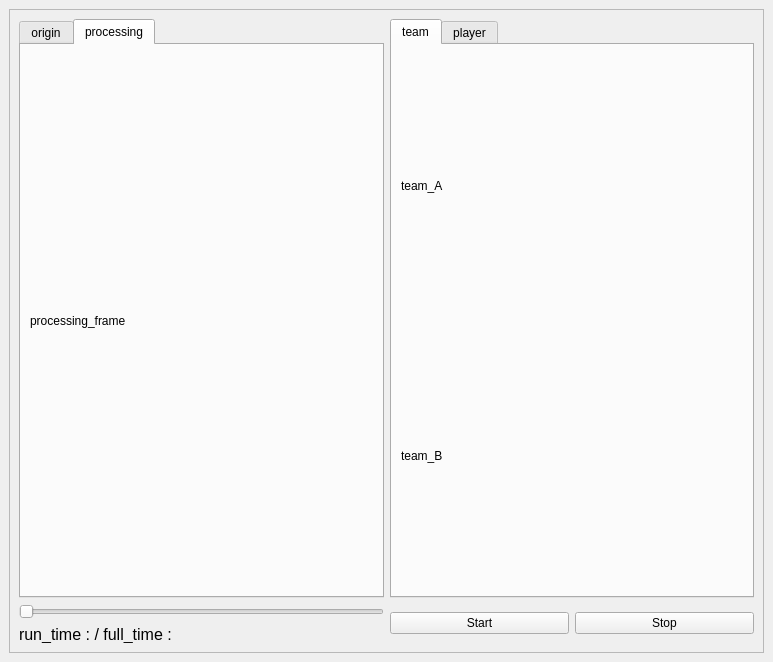
This is source/ui/video_loader.ui in kangtaewoo/sports_analysis as Qt 5 draws it before an edit. The edited form follows.
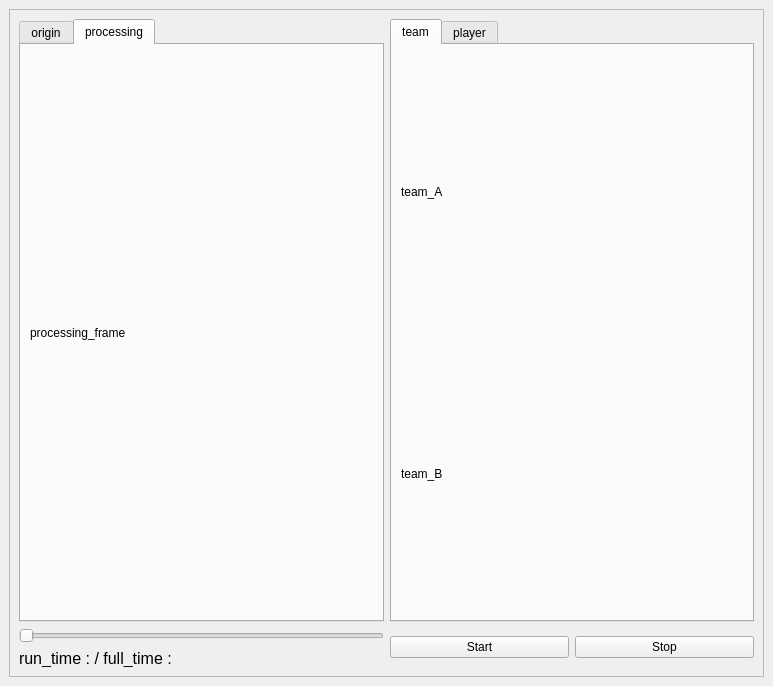
This is the edited form.

Patch:
```diff
--- a/source/ui/video_loader.ui
+++ b/source/ui/video_loader.ui
@@ -7,7 +7,7 @@
     <x>0</x>
     <y>0</y>
     <width>773</width>
-    <height>662</height>
+    <height>686</height>
    </rect>
   </property>
   <property name="windowTitle">
```
